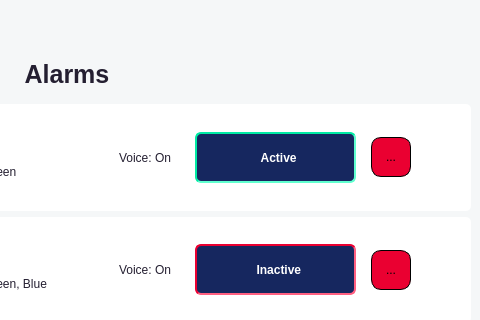
The window that alarmList.ui (ElliotFP/spartan) describes before a commit, drawn with Qt 5; both pictures show x 432 to 912 and y 0 to 320 of the 912 by 600 pixel window.
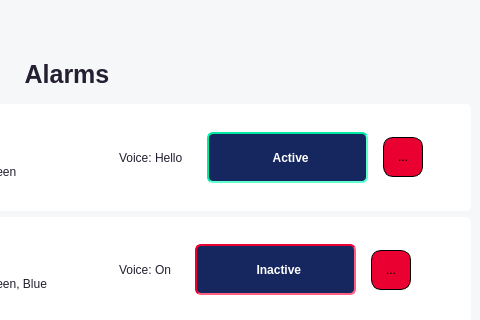
The same window after the commit. Icons and pictures are not drawn.

The edit to the form file:
```diff
--- a/alarmList.ui
+++ b/alarmList.ui
@@ -359,7 +359,7 @@
                 <string notr="true">color: rgb(36, 31, 49);</string>
                </property>
                <property name="text">
-                <string>Voice: On</string>
+                <string>Voice: Hello</string>
                </property>
               </widget>
              </item>
```
